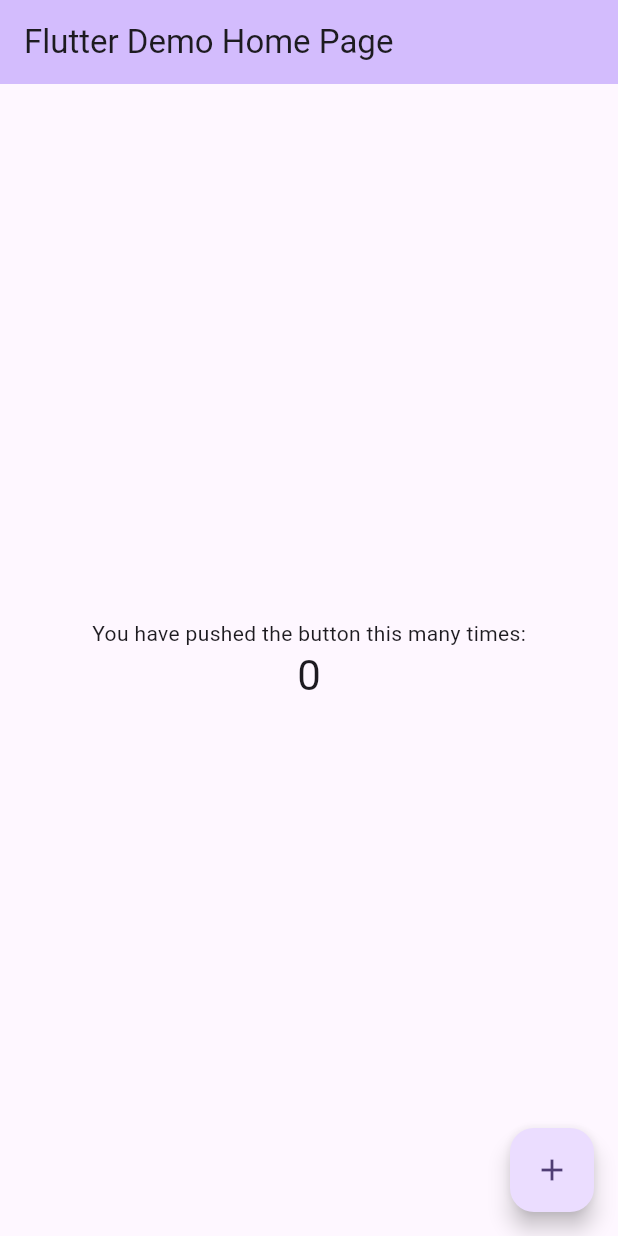
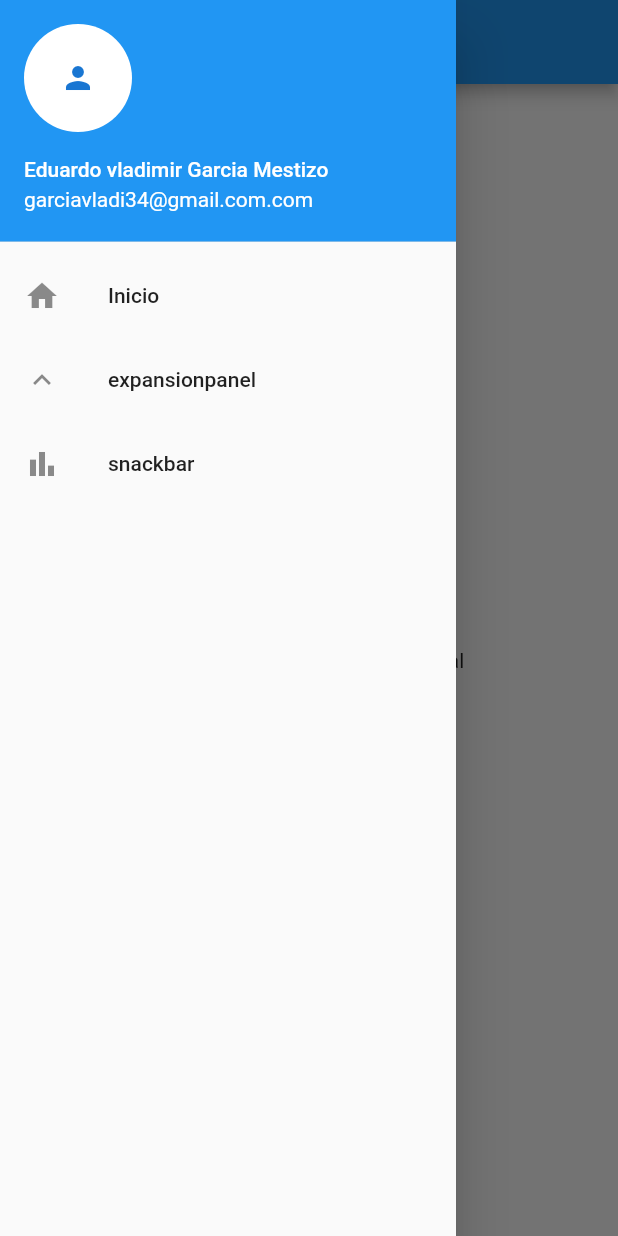
Before and after one commit to vladigarcia/eval3dsw21a, a Flutter app: the screen it shows after launch, with the side drawer open (before the commit the screen has no drawer), on a phone screen of 412 x 824 dp. Run offline on Flutter 3.47's test engine with Material 2 defaults, Android fonts, the light colour scheme and no system bars.

Commit message:
eliminacion de comentario y menu drawel

```diff
--- a/lib/main.dart
+++ b/lib/main.dart
@@ -1,125 +1,80 @@
 import 'package:flutter/material.dart';
+import 'inicio.dart';
+import 'expansionpanel.dart';
+import 'snackbar.dart';
 
-void main() {
-  runApp(const MyApp());
-}
+void main() => runApp(MyApp());
 
 class MyApp extends StatelessWidget {
-  const MyApp({super.key});
-
-  // This widget is the root of your application.
   @override
   Widget build(BuildContext context) {
     return MaterialApp(
-      title: 'Flutter Demo',
-      theme: ThemeData(
-        // This is the theme of your application.
-        //
-        // TRY THIS: Try running your application with "flutter run". You'll see
-        // the application has a blue toolbar. Then, without quitting the app,
-        // try changing the seedColor in the colorScheme below to Colors.green
-        // and then invoke "hot reload" (save your changes or press the "hot
-        // reload" button in a Flutter-supported IDE, or press "r" if you used
-        // the command line to start the app).
-        //
-        // Notice that the counter didn't reset back to zero; the application
-        // state is not lost during the reload. To reset the state, use hot
-        // restart instead.
-        //
-        // This works for code too, not just values: Most code changes can be
-        // tested with just a hot reload.
-        colorScheme: ColorScheme.fromSeed(seedColor: Colors.deepPurple),
-        useMaterial3: true,
-      ),
-      home: const MyHomePage(title: 'Flutter Demo Home Page'),
+      debugShowCheckedModeBanner: false,
+      home: MyHomePage(),
+      routes: {
+        '/inicio': (context) => InicioPage(),
+        '/expansionpanel': (context) => ExpansionPanelExample(),
+        '/snackbar': (context) => Snackbar(),
+      },
     );
   }
 }
 
-class MyHomePage extends StatefulWidget {
-  const MyHomePage({super.key, required this.title});
-
-  // This widget is the home page of your application. It is stateful, meaning
-  // that it has a State object (defined below) that contains fields that affect
-  // how it looks.
-
-  // This class is the configuration for the state. It holds the values (in this
-  // case the title) provided by the parent (in this case the App widget) and
-  // used by the build method of the State. Fields in a Widget subclass are
-  // always marked "final".
-
-  final String title;
-
-  @override
-  State<MyHomePage> createState() => _MyHomePageState();
-}
-
-class _MyHomePageState extends State<MyHomePage> {
-  int _counter = 0;
-
-  void _incrementCounter() {
-    setState(() {
-      // This call to setState tells the Flutter framework that something has
-      // changed in this State, which causes it to rerun the build method below
-      // so that the display can reflect the updated values. If we changed
-      // _counter without calling setState(), then the build method would not be
-      // called again, and so nothing would appear to happen.
-      _counter++;
-    });
-  }
-
+class MyHomePage extends StatelessWidget {
   @override
   Widget build(BuildContext context) {
-    // This method is rerun every time setState is called, for instance as done
-    // by the _incrementCounter method above.
-    //
-    // The Flutter framework has been optimized to make rerunning build methods
-    // fast, so that you can just rebuild anything that needs updating rather
-    // than having to individually change instances of widgets.
     return Scaffold(
       appBar: AppBar(
-        // TRY THIS: Try changing the color here to a specific color (to
-        // Colors.amber, perhaps?) and trigger a hot reload to see the AppBar
-        // change color while the other colors stay the same.
-        backgroundColor: Theme.of(context).colorScheme.inversePrimary,
-        // Here we take the value from the MyHomePage object that was created by
-        // the App.build method, and use it to set our appbar title.
-        title: Text(widget.title),
+        title: Text('eval3'),
       ),
+      drawer: MyDrawer(),
       body: Center(
-        // Center is a layout widget. It takes a single child and positions it
-        // in the middle of the parent.
-        child: Column(
-          // Column is also a layout widget. It takes a list of children and
-          // arranges them vertically. By default, it sizes itself to fit its
-          // children horizontally, and tries to be as tall as its parent.
-          //
-          // Column has various properties to control how it sizes itself and
-          // how it positions its children. Here we use mainAxisAlignment to
-          // center the children vertically; the main axis here is the vertical
-          // axis because Columns are vertical (the cross axis would be
-          // horizontal).
-          //
-          // TRY THIS: Invoke "debug painting" (choose the "Toggle Debug Paint"
-          // action in the IDE, or press "p" in the console), to see the
-          // wireframe for each widget.
-          mainAxisAlignment: MainAxisAlignment.center,
-          children: <Widget>[
-            const Text(
-              'You have pushed the button this many times:',
-            ),
-            Text(
-              '$_counter',
-              style: Theme.of(context).textTheme.headlineMedium,
-            ),
-          ],
-        ),
+        child: Text('Contenido de la pantalla principal'),
       ),
-      floatingActionButton: FloatingActionButton(
-        onPressed: _incrementCounter,
-        tooltip: 'Increment',
-        child: const Icon(Icons.add),
-      ), // This trailing comma makes auto-formatting nicer for build methods.
     );
   }
 }
+
+class MyDrawer extends StatelessWidget {
+  @override
+  Widget build(BuildContext context) {
+    return Drawer(
+      child: ListView(
+        children: <Widget>[
+          UserAccountsDrawerHeader(
+            accountName: Text('Eduardo vladimir Garcia Mestizo'),
+            accountEmail: Text('garciavladi34@gmail.com.com'),
+            currentAccountPicture: CircleAvatar(
+              backgroundColor: Colors.white,
+              child: Icon(Icons.person),
+            ),
+          ),
+          ListTile(
+            leading: Icon(Icons.home),
+            title: Text('Inicio'),
+            onTap: () {
+              Navigator.of(context).pop(); // Cierra el menú
+              Navigator.of(context).pushNamed('/inicio');
+            },
+          ),
+          ListTile(
+            leading: Icon(Icons.expand_less_sharp),
+            title: Text('expansionpanel'),
+            onTap: () {
+              Navigator.of(context).pop(); // Cierra el menú
+              Navigator.of(context).pushNamed('/expansionpanel');
+            },
+          ),
+          ListTile(
+            leading: Icon(Icons.bar_chart),
+            title: Text('snackbar'),
+            onTap: () {
+              Navigator.of(context).pop(); // Cierra el menú
+              Navigator.of(context).pushNamed('/snackbar');
+            },
+          ),
+        ],
+      ),
+    );
+  }
+}
```
